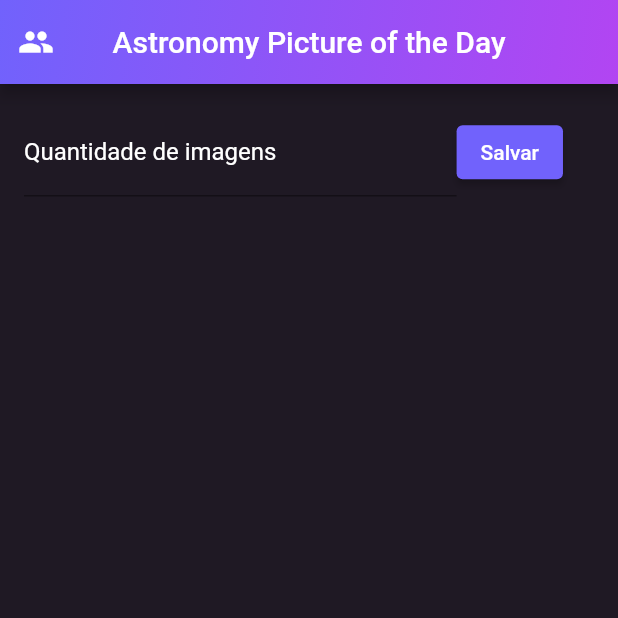
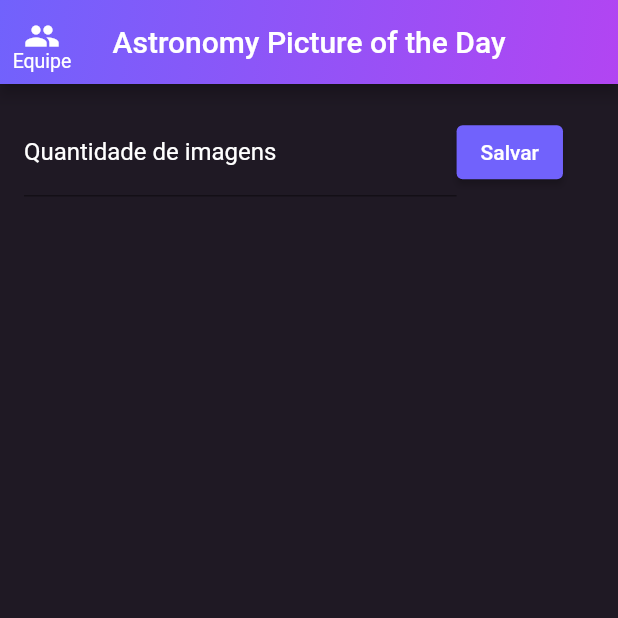
Before and after one commit to AdalineFirmo/Prog4_final, a Flutter app: the screen it shows after launch, on a phone screen of 412 x 824 dp, the top half of it. Run offline on Flutter 3.47's test engine with Material 2 defaults, Android fonts, the phone set to English and light mode, and no system bars; our stand-ins replace animated_text_kit; network calls fail.

```diff
--- a/lib/core/app.dart
+++ b/lib/core/app.dart
@@ -1,8 +1,7 @@
 import 'package:flutter/material.dart';
-import 'package:prog4_avaliacao3/core/app_routes.dart';
-import 'package:prog4_avaliacao3/pages/detail_page/detail_page.dart';
-import 'package:prog4_avaliacao3/pages/home_page/home_page.dart';
-
+import '/core/app_routes.dart';
+import '/pages/detail_page/detail_page.dart';
+import '/pages/home_page/home_page.dart';
 import '../pages/splash_page/splash_screen.dart';
 
 class App extends StatelessWidget {
@@ -11,6 +10,7 @@ class App extends StatelessWidget {
   @override
   Widget build(BuildContext context) {
     return MaterialApp(
+      debugShowCheckedModeBanner: false,
       home: const SplashScreen(),
       routes: {
         AppRoutes.home: (context) => const HomePage(),
--- a/lib/pages/home_page/home_page.dart
+++ b/lib/pages/home_page/home_page.dart
@@ -2,9 +2,9 @@ import 'dart:convert';
 
 import 'package:flutter/material.dart';
 import 'package:http/http.dart' as http;
-import 'package:prog4_avaliacao3/core/colors.dart';
-import 'package:prog4_avaliacao3/pages/home_page/components/astronomy_card.dart';
-import 'package:prog4_avaliacao3/pages/home_page/components/team_players_modal.dart';
+import '/core/colors.dart';
+import '/pages/home_page/components/astronomy_card.dart';
+import '/pages/home_page/components/team_players_modal.dart';
 
 class HomePage extends StatefulWidget {
   const HomePage({Key? key}) : super(key: key);
@@ -71,7 +71,10 @@ class _HomePageState extends State<HomePage> {
     return Scaffold(
       backgroundColor: kDarkPurple,
       appBar: AppBar(
-        leading: Row(
+        leading: Column(
+          children: [
+            Stack(
+              alignment: AlignmentDirectional.bottomCenter,
               children: [
                 IconButton(
                   icon: const Icon(Icons.people),
@@ -82,7 +85,14 @@ class _HomePageState extends State<HomePage> {
                         return const TeamPlayersModal();
                       },
                     );
-                }),
+                  },
+                ),
+                const Text(
+                  'Equipe',
+                  style: TextStyle(fontSize: 13),
+                )
+              ],
+            ),
           ],
         ),
         flexibleSpace: Container(
```
Also changed, not shown: lib/pages/detail_page/detail_page.dart (+5 -4 lines). Lines whose indentation alone changed are shown as unchanged.
